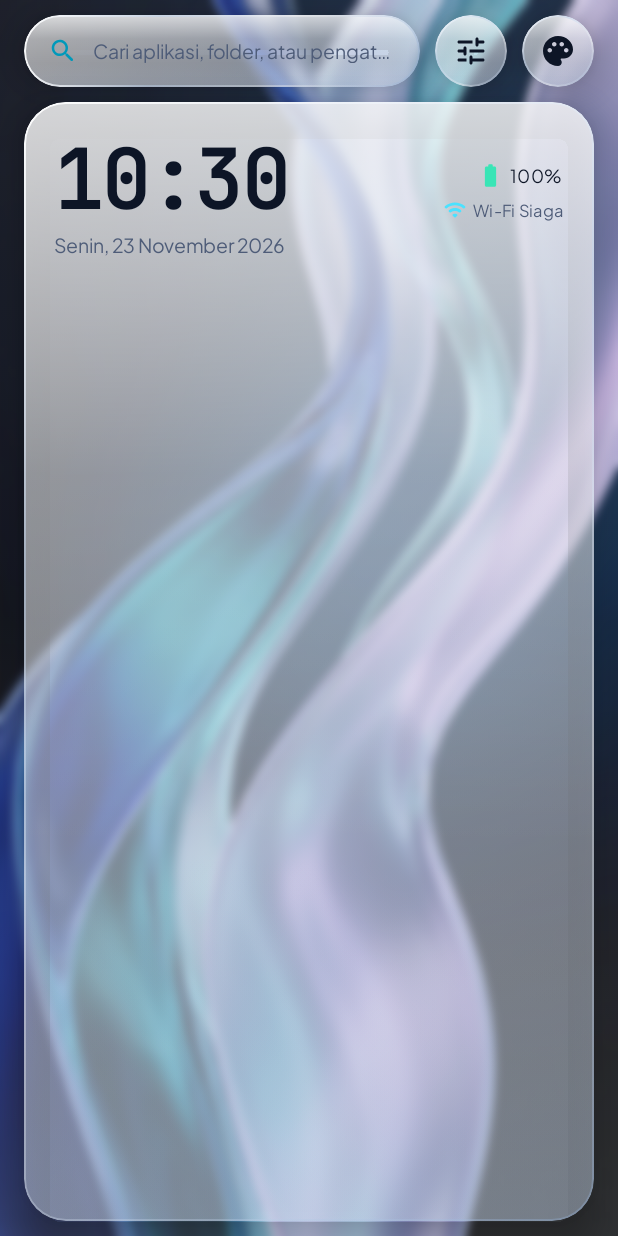
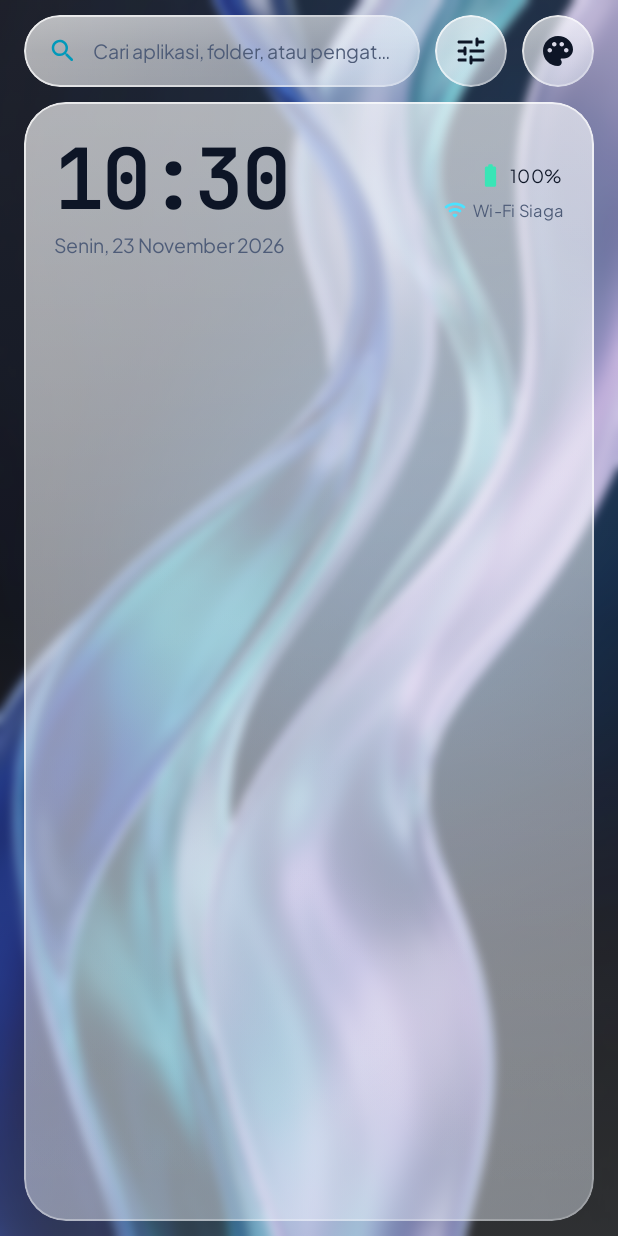
Before and after one commit to andikune-ux/H-P-i-O, an Android app built with Jetpack Compose: the screen it shows after launch (MainActivity), on a phone screen of 412 x 824 dp. Run offline under Robolectric (Android 15) with nearby library versions, the phone set to English and light mode, and no system bars.

Commit message:
Refine Liquid Glass material and restore visual hierarchy

```diff
--- a/app/src/main/java/dev/andikune/launcherhpio/ui/components/LiquidGlassComponents.kt
+++ b/app/src/main/java/dev/andikune/launcherhpio/ui/components/LiquidGlassComponents.kt
@@ -31,7 +31,6 @@ import androidx.compose.ui.Alignment
 import androidx.compose.ui.Modifier
 import androidx.compose.ui.draw.blur
 import androidx.compose.ui.draw.clip
-import androidx.compose.ui.draw.shadow
 import androidx.compose.ui.graphics.Brush
 import androidx.compose.ui.graphics.Color
 import androidx.compose.ui.graphics.ImageBitmap
@@ -148,51 +147,47 @@ fun liquidGlassPanelModifier(
     alphaBoost: Float = 0f
 ): Modifier {
     val dark = if (preferences != null) isDarkModeActive(preferences) else isSystemInDarkTheme()
-    val alpha = ((preferences?.glassTransparency ?: 0.22f) + alphaBoost).coerceIn(0.12f, 0.78f)
+    val alpha = ((preferences?.glassTransparency ?: 0.22f) + alphaBoost).coerceIn(0.14f, 0.90f)
     val shape = RoundedCornerShape(cornerRadius)
+
+    // Keep the wallpaper visible through the material. The glass effect comes from
+    // translucency and a restrained specular edge, not a heavy shadow or opaque card.
     val fill = if (dark) {
         Brush.linearGradient(
             colors = listOf(
-                Color(0xFF52617D).copy(alpha = (alpha * 0.54f).coerceAtMost(0.48f)),
-                Color(0xFF18243B).copy(alpha = (alpha + 0.10f).coerceAtMost(0.72f)),
-                Color(0xFF0A1325).copy(alpha = (alpha + 0.16f).coerceAtMost(0.82f))
+                Color(0xFF16223C).copy(alpha = (alpha + 0.14f).coerceAtMost(0.78f)),
+                Color(0xFF0E1629).copy(alpha = alpha.coerceAtMost(0.72f))
             )
         )
     } else {
         Brush.linearGradient(
             colors = listOf(
-                Color.White.copy(alpha = (alpha + 0.18f).coerceAtMost(0.76f)),
-                Color(0xFFF5F9FF).copy(alpha = (alpha + 0.12f).coerceAtMost(0.72f)),
-                Color(0xFFDCE8F8).copy(alpha = (alpha + 0.08f).coerceAtMost(0.66f))
+                Color.White.copy(alpha = (alpha + 0.22f).coerceAtMost(0.78f)),
+                Color(0xFFEBF2FC).copy(alpha = (alpha + 0.10f).coerceAtMost(0.68f))
             )
         )
     }
-    val edge = if (dark) {
-        Brush.linearGradient(
-            colors = listOf(
-                Color.White.copy(alpha = 0.42f),
-                Color(0xFFB7D5FF).copy(alpha = 0.20f),
-                Color.White.copy(alpha = 0.07f),
-                Color(0xFF9CBFFF).copy(alpha = 0.18f)
+    val edge = Brush.linearGradient(
+        colors = if (dark) {
+            listOf(
+                GlassHighlightDark.copy(alpha = 0.72f),
+                GlassBorderDark.copy(alpha = 0.72f),
+                Color.White.copy(alpha = 0.045f)
             )
-        )
-    } else {
-        Brush.linearGradient(
-            colors = listOf(
-                Color.White.copy(alpha = 0.94f),
-                Color(0xFFBBD0EB).copy(alpha = 0.48f),
-                Color.White.copy(alpha = 0.34f),
-                Color(0xFF8FAED8).copy(alpha = 0.34f)
+        } else {
+            listOf(
+                GlassHighlightLight.copy(alpha = 0.72f),
+                GlassBorderLight.copy(alpha = 0.58f),
+                Color.White.copy(alpha = 0.22f)
             )
-        )
-    }
+        }
+    )
+
     return Modifier
-        .shadow(if (dark) 18.dp else 14.dp, shape, clip = false)
         .clip(shape)
         .background(fill, shape)
-        .border(0.9.dp, edge, shape)
+        .border(0.7.dp, edge, shape)
 }
-
 @Composable
 fun LiquidGlassSurface(
     modifier: Modifier = Modifier,
@@ -211,6 +206,8 @@ fun LiquidGlassSurface(
         shadowElevation = 0.dp
     ) {
         Box {
+            // A faint top reflection gives the surface a glass edge without
+            // turning every component into a bright, raised card.
             Box(
                 modifier = Modifier
                     .fillMaxSize()
@@ -218,17 +215,15 @@ fun LiquidGlassSurface(
                         Brush.verticalGradient(
                             colors = if (dark) {
                                 listOf(
-                                    Color.White.copy(alpha = 0.15f),
-                                    Color(0xFFBBD8FF).copy(alpha = 0.035f),
-                                    Color.Transparent,
-                                    Color.Black.copy(alpha = 0.10f)
+                                    Color.White.copy(alpha = 0.075f),
+                                    Color.White.copy(alpha = 0.018f),
+                                    Color.Transparent
                                 )
                             } else {
                                 listOf(
-                                    Color.White.copy(alpha = 0.62f),
-                                    Color.White.copy(alpha = 0.12f),
-                                    Color.Transparent,
-                                    Color(0xFF7899C8).copy(alpha = 0.07f)
+                                    Color.White.copy(alpha = 0.22f),
+                                    Color.White.copy(alpha = 0.055f),
+                                    Color.Transparent
                                 )
                             }
                         ),
@@ -239,7 +234,6 @@ fun LiquidGlassSurface(
         }
     }
 }
-
 @Composable
 fun LiquidGlassPill(
     modifier: Modifier = Modifier,
@@ -287,17 +281,9 @@ fun GlassAppIconTile(
             modifier = Modifier
                 .size(iconSize)
                 .clip(RoundedCornerShape(16.dp))
-                .background(
-                    Brush.linearGradient(
-                        listOf(
-                            Color.White.copy(alpha = 0.30f),
-                            Color(0xFFB9D4F5).copy(alpha = 0.12f),
-                            Color.Black.copy(alpha = 0.08f)
-                        )
-                    )
-                )
+                .background(MaterialTheme.colorScheme.surface.copy(alpha = 0.16f))
                 .border(
-                    BorderStroke(0.9.dp, Color.White.copy(alpha = 0.48f)),
+                    BorderStroke(0.7.dp, MaterialTheme.colorScheme.onSurface.copy(alpha = 0.14f)),
                     RoundedCornerShape(16.dp)
                 ),
             contentAlignment = Alignment.Center
@@ -325,16 +311,14 @@ fun GlassAppIconTile(
             Text(
                 text = label,
                 style = MaterialTheme.typography.labelSmall,
-                color = Color.White,
+                color = MaterialTheme.colorScheme.onSurface,
                 maxLines = 1,
                 overflow = TextOverflow.Ellipsis,
                 textAlign = TextAlign.Center,
                 modifier = Modifier
                     .padding(top = 5.dp)
                     .background(
-                        brush = Brush.verticalGradient(
-                            listOf(Color.White.copy(alpha = 0.22f), Color.Black.copy(alpha = 0.30f))
-                        ),
+                        color = MaterialTheme.colorScheme.surface.copy(alpha = 0.30f),
                         shape = CircleShape
                     )
                     .padding(horizontal = 6.dp, vertical = 1.dp)
```
